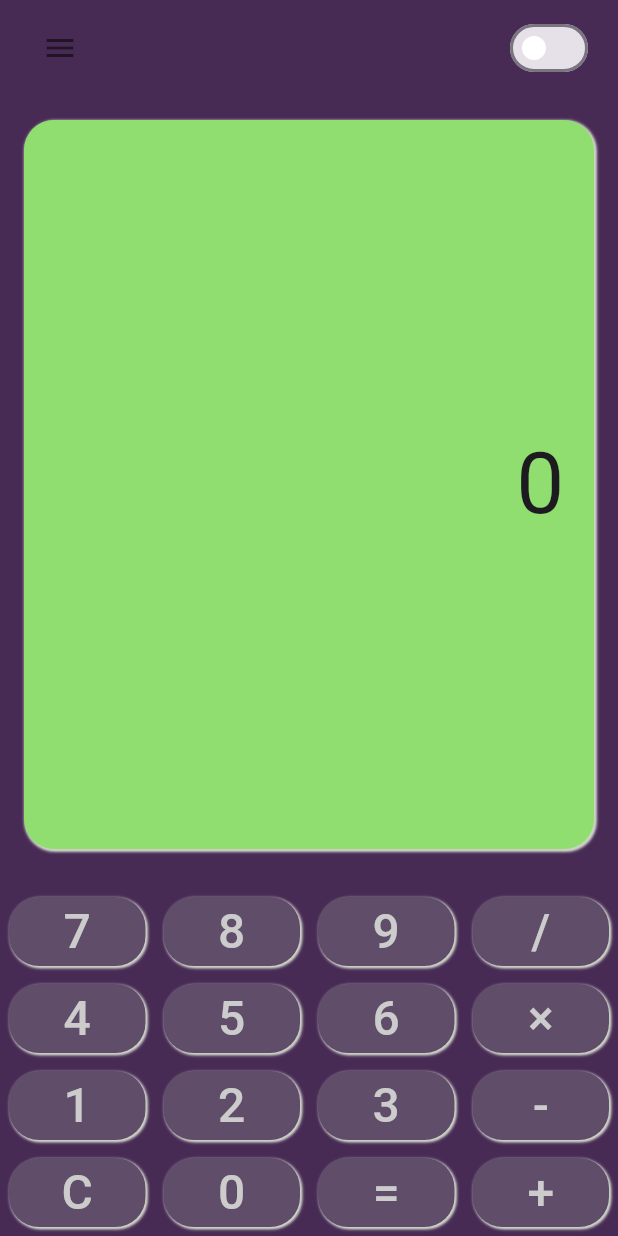
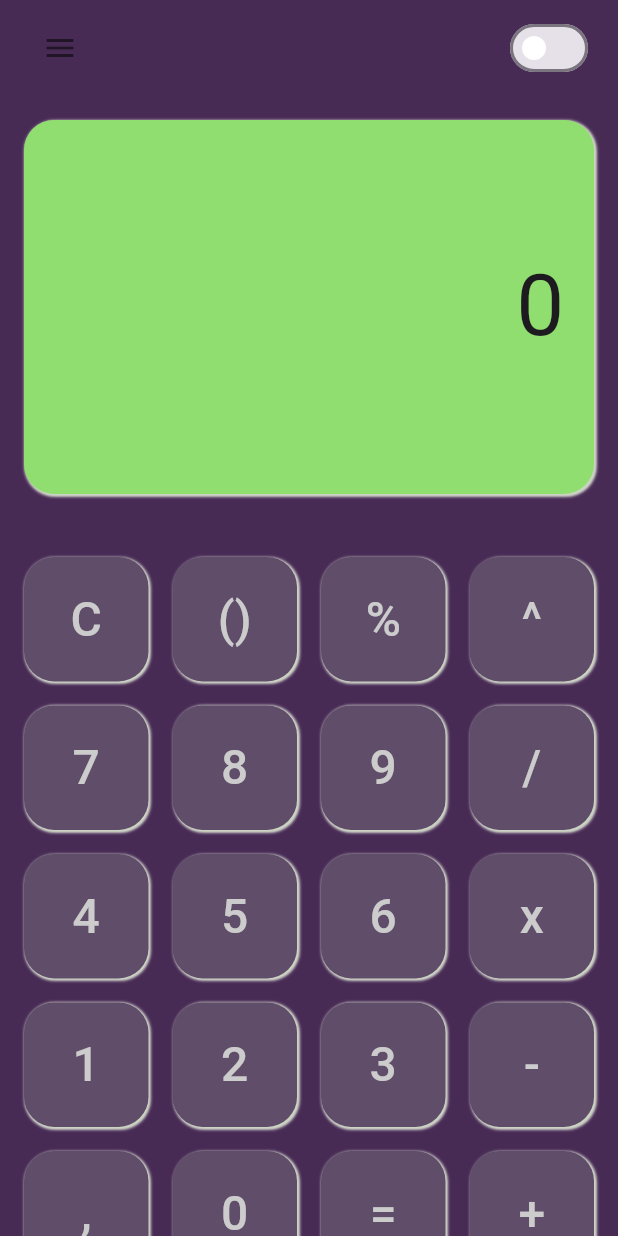
Before and after one commit to Gulsahbb/calculator-app, a Flutter app: the screen it shows after launch, on a phone screen of 412 x 824 dp. Run offline on Flutter 3.47's test engine with Material 3 defaults, Android fonts, the phone set to English and light mode, and no system bars.

Commit message:
New design for button panel

```diff
--- a/lib/widgets/calculator_button_panel.dart
+++ b/lib/widgets/calculator_button_panel.dart
@@ -3,17 +3,59 @@ import 'package:flutter/material.dart';
 
 class CalculatorButtonPanel extends StatelessWidget {
   final Function(String) onButtonPressed;
-  const CalculatorButtonPanel({super.key, required this.onButtonPressed});
+  CalculatorButtonPanel({super.key, required this.onButtonPressed});
 
-  final List<List<String>> buttons = const [
+  /* final List<List<String>> buttons = const [
+    ["C", "()", "%", "^"],
     ["7", "8", "9", "/"],
-    ["4", "5", "6", "×"],
+    ["4", "5", "6", "x"],
     ["1", "2", "3", "-"],
-    ["C", "0", "=", "+"],
+    [",", "0", "=", "+"],
+  ];*/
+  final buttons = [
+    "C",
+    "()",
+    "%",
+    "^",
+    "7",
+    "8",
+    "9",
+    "/",
+    "4",
+    "5",
+    "6",
+    "x",
+    "1",
+    "2",
+    "3",
+    "-",
+    ",",
+    "0",
+    "=",
+    "+",
   ];
   @override
   Widget build(BuildContext context) {
-    return Column(
+    return Expanded(
+      flex: 5,
+      child: GridView.builder(
+        padding: EdgeInsets.all(16),
+        gridDelegate: SliverGridDelegateWithFixedCrossAxisCount(
+          crossAxisCount: 4,
+          childAspectRatio: 1,
+          crossAxisSpacing: 16,
+          mainAxisSpacing: 16,
+        ),
+        itemCount: 20,
+        itemBuilder: (context, index) {
+          return CalculatorButton(
+            text: buttons[index],
+            onTap: () => onButtonPressed(buttons[index]),
+          );
+        },
+      ),
+    );
+    /* return Column(
       mainAxisAlignment: MainAxisAlignment.center,
       children:
           buttons.map((row) {
@@ -34,6 +76,6 @@ class CalculatorButtonPanel extends StatelessWidget {
                   }).toList(),
             );
           }).toList(),
-    );
+    );*/
   }
 }
```
